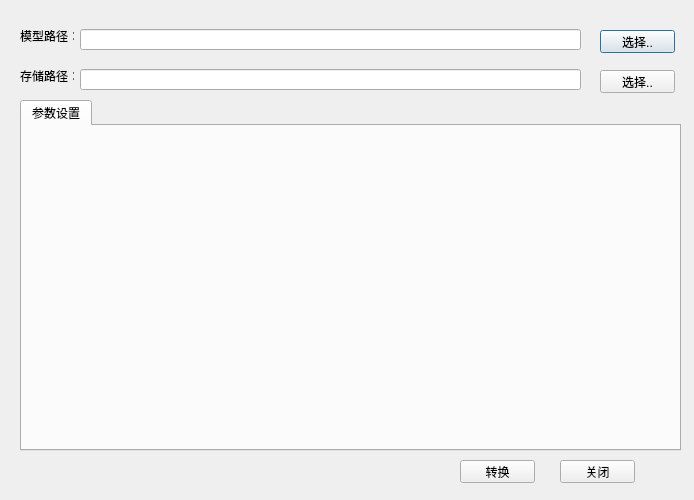
First picture: the form in SmartCity/kernelLib/src/VR_GlobeFrm/modelTransformUI.ui, repository MySgeoffrey/EarthSDK, before the edit.
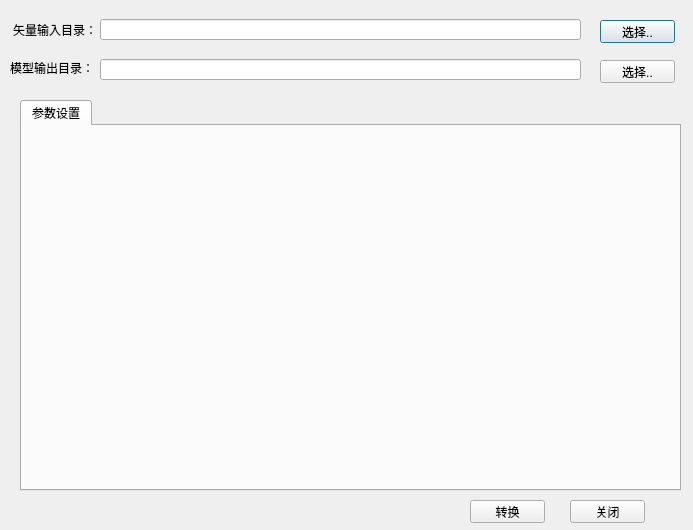
Second picture: the form after the edit.

Diff of the .ui file:
```diff
--- a/SmartCity/kernelLib/src/VR_GlobeFrm/modelTransformUI.ui
+++ b/SmartCity/kernelLib/src/VR_GlobeFrm/modelTransformUI.ui
@@ -6,8 +6,8 @@
    <rect>
     <x>0</x>
     <y>0</y>
-    <width>694</width>
-    <height>500</height>
+    <width>693</width>
+    <height>530</height>
    </rect>
   </property>
   <property name="windowTitle">
@@ -16,22 +16,22 @@
   <widget class="QLabel" name="label">
    <property name="geometry">
     <rect>
-     <x>20</x>
-     <y>30</y>
-     <width>54</width>
-     <height>12</height>
+     <x>13</x>
+     <y>20</y>
+     <width>81</width>
+     <height>20</height>
     </rect>
    </property>
    <property name="text">
-    <string>模型路径：</string>
+    <string>矢量输入目录：</string>
    </property>
   </widget>
   <widget class="QLineEdit" name="modelSrcPath">
    <property name="geometry">
     <rect>
-     <x>80</x>
-     <y>29</y>
-     <width>501</width>
+     <x>100</x>
+     <y>19</y>
+     <width>481</width>
      <height>21</height>
     </rect>
    </property>
@@ -40,7 +40,7 @@
    <property name="geometry">
     <rect>
      <x>600</x>
-     <y>30</y>
+     <y>20</y>
      <width>75</width>
      <height>23</height>
     </rect>
@@ -53,7 +53,7 @@
    <property name="geometry">
     <rect>
      <x>600</x>
-     <y>70</y>
+     <y>60</y>
      <width>75</width>
      <height>23</height>
     </rect>
@@ -65,22 +65,22 @@
   <widget class="QLabel" name="label_2">
    <property name="geometry">
     <rect>
-     <x>20</x>
-     <y>70</y>
-     <width>54</width>
-     <height>12</height>
+     <x>10</x>
+     <y>60</y>
+     <width>81</width>
+     <height>16</height>
     </rect>
    </property>
    <property name="text">
-    <string>存储路径：</string>
+    <string>模型输出目录：</string>
    </property>
   </widget>
   <widget class="QLineEdit" name="modelDestPath">
    <property name="geometry">
     <rect>
-     <x>80</x>
-     <y>69</y>
-     <width>501</width>
+     <x>100</x>
+     <y>59</y>
+     <width>481</width>
      <height>21</height>
     </rect>
    </property>
@@ -88,8 +88,8 @@
   <widget class="QPushButton" name="cancelButton">
    <property name="geometry">
     <rect>
-     <x>560</x>
-     <y>460</y>
+     <x>570</x>
+     <y>500</y>
      <width>75</width>
      <height>23</height>
     </rect>
@@ -104,7 +104,7 @@
      <x>20</x>
      <y>100</y>
      <width>661</width>
-     <height>351</height>
+     <height>391</height>
     </rect>
    </property>
    <property name="currentIndex">
@@ -119,8 +119,8 @@
   <widget class="QPushButton" name="okButton">
    <property name="geometry">
     <rect>
-     <x>460</x>
-     <y>460</y>
+     <x>470</x>
+     <y>500</y>
      <width>75</width>
      <height>23</height>
     </rect>
```
Left out of the diff: 2 changed lines with no effect on the pictures.
